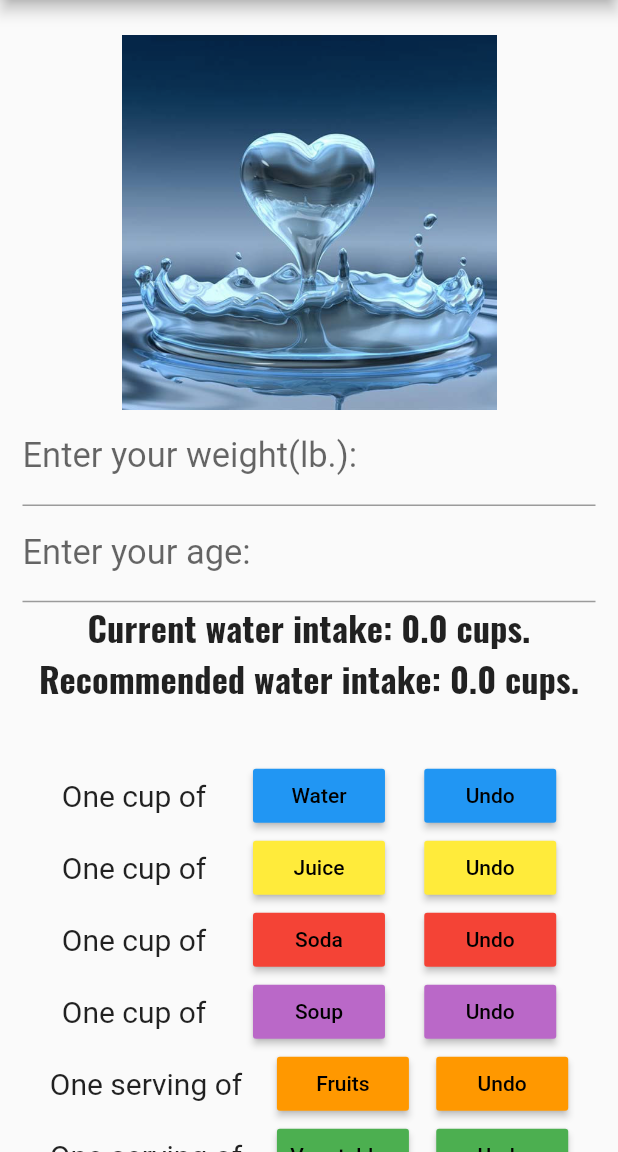
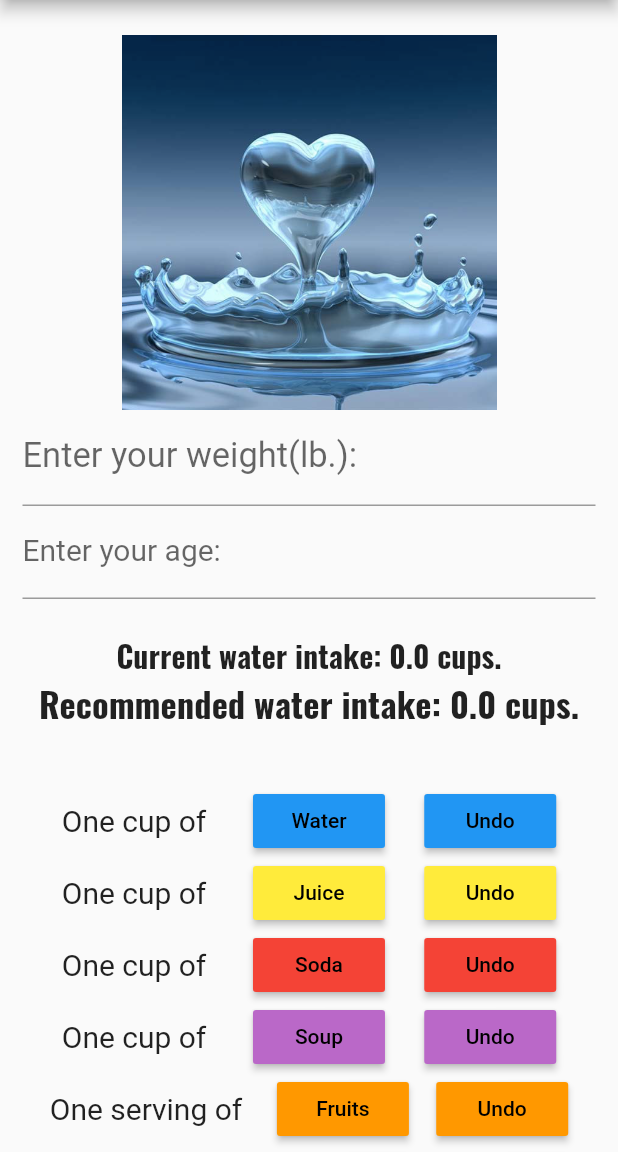
Before and after one commit to alvinwang922/Staydrated, a Flutter app: the screen it shows after launch, on a phone screen of 412 x 824 dp, the part 84-1236 px from its top. Run offline on Flutter 3.47's test engine with Material 2 defaults, Android fonts, the phone set to English and light mode, and no system bars.

Commit message:
App features

```diff
--- a/lib/main.dart
+++ b/lib/main.dart
@@ -314,7 +314,7 @@ class NewApp extends State<MyApp> {
                         decoration: new InputDecoration(
                           labelText: "Enter your age: ",
                           labelStyle: new TextStyle(
-                            fontSize: 23.0,
+                            fontSize: 20.0,
                           ),
                         ),
                         keyboardType: TextInputType.number,
@@ -324,11 +324,17 @@ class NewApp extends State<MyApp> {
                         },
                       ),
                       new Text(
+                        ' ',
+                        style: new TextStyle(
+                          fontSize: 20.0,
+                        ),
+                      ),
+                      new Text(
                         'Current water intake: $number cups.',
                         textAlign: TextAlign.center,
                         style: new TextStyle(
                           fontWeight: FontWeight.bold,
-                          fontSize: 23.0,
+                          fontSize: 20.0,
                           fontFamily: 'Oswald',
                         ),
                       ),
```
